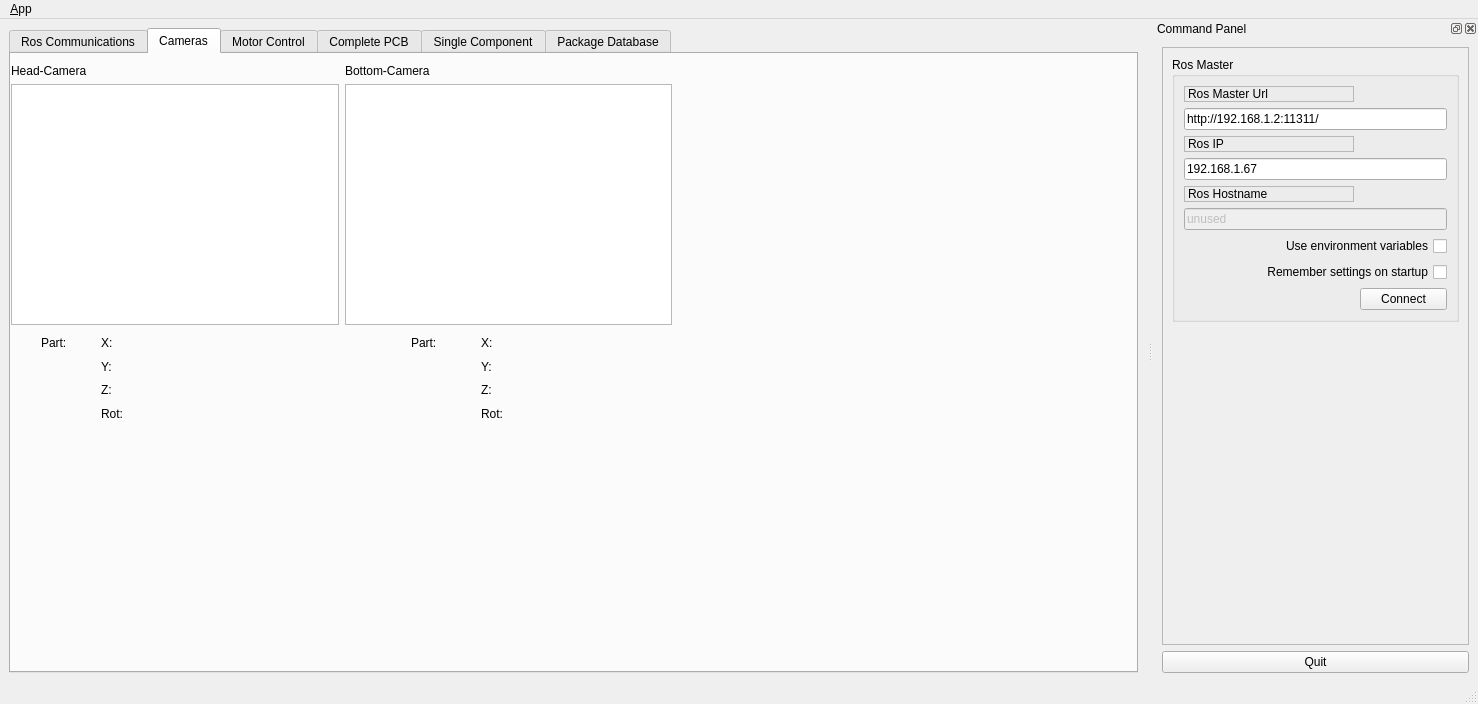
Above: pap_gui/ui/main_window.ui from JohanVer/PAP2015 before the change. Below: the same form after it.
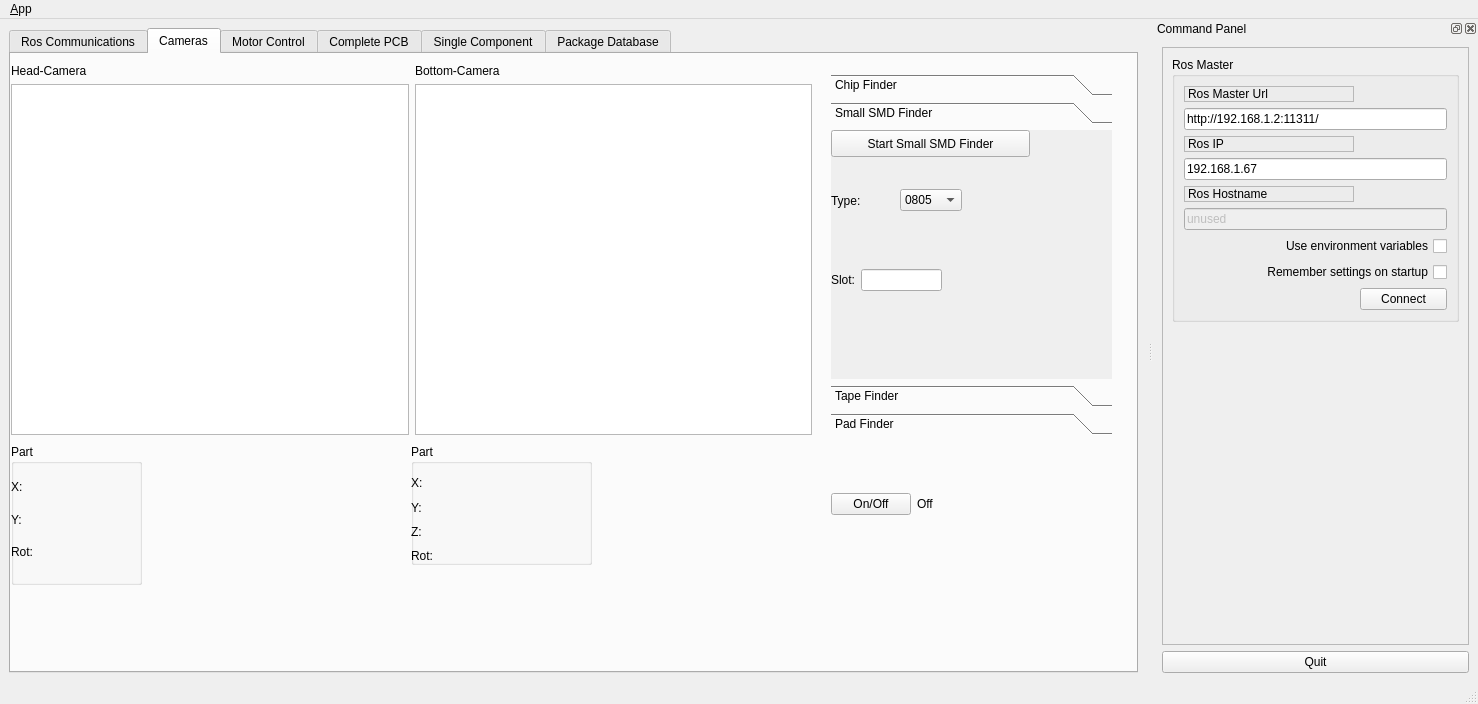
That is the form after the change. The open tabs and pages were chosen to show the change. Icons and pictures are not drawn.

Commit message: added vision communication

```diff
--- a/pap_gui/ui/main_window.ui
+++ b/pap_gui/ui/main_window.ui
@@ -71,89 +71,13 @@
        <attribute name="title">
         <string>Cameras</string>
        </attribute>
-       <widget class="QLabel" name="label_6">
-        <property name="geometry">
-         <rect>
-          <x>30</x>
-          <y>280</y>
-          <width>67</width>
-          <height>17</height>
-         </rect>
-        </property>
-        <property name="font">
-         <font>
-          <underline>false</underline>
-         </font>
-        </property>
-        <property name="text">
-         <string>Part:</string>
-        </property>
-       </widget>
-       <widget class="QWidget" name="verticalLayoutWidget_2">
-        <property name="geometry">
-         <rect>
-          <x>90</x>
-          <y>280</y>
-          <width>160</width>
-          <height>88</height>
-         </rect>
-        </property>
-        <layout class="QVBoxLayout" name="verticalLayout_5">
-         <item>
-          <widget class="QLabel" name="label_11">
-           <property name="text">
-            <string>X:</string>
-           </property>
-          </widget>
-         </item>
-         <item>
-          <widget class="QLabel" name="label_12">
-           <property name="text">
-            <string>Y:</string>
-           </property>
-          </widget>
-         </item>
-         <item>
-          <widget class="QLabel" name="label_13">
-           <property name="text">
-            <string>Z:</string>
-           </property>
-          </widget>
-         </item>
-         <item>
-          <widget class="QLabel" name="label_14">
-           <property name="text">
-            <string>Rot:</string>
-           </property>
-          </widget>
-         </item>
-        </layout>
-       </widget>
-       <widget class="QLabel" name="label_7">
-        <property name="geometry">
-         <rect>
-          <x>400</x>
-          <y>280</y>
-          <width>67</width>
-          <height>17</height>
-         </rect>
-        </property>
-        <property name="font">
-         <font>
-          <underline>false</underline>
-         </font>
-        </property>
-        <property name="text">
-         <string>Part:</string>
-        </property>
-       </widget>
        <widget class="QWidget" name="horizontalLayoutWidget">
         <property name="geometry">
          <rect>
           <x>0</x>
           <y>10</y>
-          <width>661</width>
-          <height>261</height>
+          <width>801</width>
+          <height>371</height>
          </rect>
         </property>
         <layout class="QHBoxLayout" name="horizontalLayout">
@@ -187,41 +111,377 @@
          </item>
         </layout>
        </widget>
-       <widget class="QWidget" name="verticalLayoutWidget_11">
+       <widget class="QGroupBox" name="groupBox_15">
         <property name="geometry">
          <rect>
-          <x>470</x>
-          <y>280</y>
+          <x>0</x>
+          <y>390</y>
+          <width>131</width>
+          <height>141</height>
+         </rect>
+        </property>
+        <property name="title">
+         <string>Part</string>
+        </property>
+        <widget class="QWidget" name="verticalLayoutWidget_2">
+         <property name="geometry">
+          <rect>
+           <x>0</x>
+           <y>30</y>
+           <width>121</width>
+           <height>91</height>
+          </rect>
+         </property>
+         <layout class="QVBoxLayout" name="verticalLayout_5">
+          <item>
+           <widget class="QLabel" name="smdXTop_Label">
+            <property name="text">
+             <string>X:</string>
+            </property>
+           </widget>
+          </item>
+          <item>
+           <widget class="QLabel" name="smdYTop_Label">
+            <property name="text">
+             <string>Y:</string>
+            </property>
+           </widget>
+          </item>
+          <item>
+           <widget class="QLabel" name="smdRotTop_Label">
+            <property name="text">
+             <string>Rot:</string>
+            </property>
+           </widget>
+          </item>
+         </layout>
+        </widget>
+        <zorder>verticalLayoutWidget_2</zorder>
+        <zorder>horizontalLayoutWidget_8</zorder>
+       </widget>
+       <widget class="QGroupBox" name="groupBox_16">
+        <property name="geometry">
+         <rect>
+          <x>400</x>
+          <y>390</y>
+          <width>181</width>
+          <height>121</height>
+         </rect>
+        </property>
+        <property name="title">
+         <string>Part</string>
+        </property>
+        <widget class="QWidget" name="verticalLayoutWidget_11">
+         <property name="geometry">
+          <rect>
+           <x>0</x>
+           <y>30</y>
+           <width>121</width>
+           <height>91</height>
+          </rect>
+         </property>
+         <layout class="QVBoxLayout" name="verticalLayout_16">
+          <item>
+           <widget class="QLabel" name="label_23">
+            <property name="text">
+             <string>X:</string>
+            </property>
+           </widget>
+          </item>
+          <item>
+           <widget class="QLabel" name="label_24">
+            <property name="text">
+             <string>Y:</string>
+            </property>
+           </widget>
+          </item>
+          <item>
+           <widget class="QLabel" name="label_25">
+            <property name="text">
+             <string>Z:</string>
+            </property>
+           </widget>
+          </item>
+          <item>
+           <widget class="QLabel" name="label_26">
+            <property name="text">
+             <string>Rot:</string>
+            </property>
+           </widget>
+          </item>
+         </layout>
+        </widget>
+       </widget>
+       <widget class="QToolBox" name="toolBox">
+        <property name="geometry">
+         <rect>
+          <x>820</x>
+          <y>20</y>
+          <width>281</width>
+          <height>361</height>
+         </rect>
+        </property>
+        <property name="currentIndex">
+         <number>3</number>
+        </property>
+        <widget class="QWidget" name="page">
+         <property name="geometry">
+          <rect>
+           <x>0</x>
+           <y>0</y>
+           <width>281</width>
+           <height>237</height>
+          </rect>
+         </property>
+         <attribute name="label">
+          <string>Chip Finder</string>
+         </attribute>
+         <widget class="QPushButton" name="startChipFinder_Button">
+          <property name="geometry">
+           <rect>
+            <x>0</x>
+            <y>0</y>
+            <width>199</width>
+            <height>27</height>
+           </rect>
+          </property>
+          <property name="text">
+           <string>Start Chip Finder</string>
+          </property>
+         </widget>
+         <widget class="QWidget" name="horizontalLayoutWidget_5">
+          <property name="geometry">
+           <rect>
+            <x>0</x>
+            <y>40</y>
+            <width>201</width>
+            <height>80</height>
+           </rect>
+          </property>
+          <layout class="QHBoxLayout" name="horizontalLayout_8">
+           <item>
+            <layout class="QVBoxLayout" name="verticalLayout_41">
+             <item alignment="Qt::AlignHCenter">
+              <widget class="QLabel" name="label_69">
+               <property name="text">
+                <string>Width:</string>
+               </property>
+              </widget>
+             </item>
+             <item>
+              <widget class="QLineEdit" name="widthChipFinder_LineEdit"/>
+             </item>
+            </layout>
+           </item>
+           <item>
+            <layout class="QVBoxLayout" name="verticalLayout_42">
+             <item alignment="Qt::AlignHCenter">
+              <widget class="QLabel" name="label_71">
+               <property name="text">
+                <string>Height:</string>
+               </property>
+              </widget>
+             </item>
+             <item>
+              <widget class="QLineEdit" name="heightChipFinder_LineEdit"/>
+             </item>
+            </layout>
+           </item>
+          </layout>
+         </widget>
+        </widget>
+        <widget class="QWidget" name="page_2">
+         <property name="geometry">
+          <rect>
+           <x>0</x>
+           <y>0</y>
+           <width>281</width>
+           <height>237</height>
+          </rect>
+         </property>
+         <attribute name="label">
+          <string>Small SMD Finder</string>
+         </attribute>
+         <widget class="QPushButton" name="startSmallSMDFinder_Button">
+          <property name="geometry">
+           <rect>
+            <x>0</x>
+            <y>0</y>
+            <width>199</width>
+            <height>27</height>
+           </rect>
+          </property>
+          <property name="text">
+           <string>Start Small SMD Finder</string>
+          </property>
+         </widget>
+         <widget class="QWidget" name="horizontalLayoutWidget_4">
+          <property name="geometry">
+           <rect>
+            <x>0</x>
+            <y>40</y>
+            <width>131</width>
+            <height>61</height>
+           </rect>
+          </property>
+          <layout class="QHBoxLayout" name="horizontalLayout_7">
+           <item>
+            <widget class="QLabel" name="label_70">
+             <property name="text">
+              <string>Type:</string>
+             </property>
+            </widget>
+           </item>
+           <item>
+            <widget class="QComboBox" name="SmallSMD_Combo">
+             <item>
+              <property name="text">
+               <string>0805</string>
+              </property>
+             </item>
+             <item>
+              <property name="text">
+               <string>0603</string>
+              </property>
+             </item>
+             <item>
+              <property name="text">
+               <string>0402</string>
+              </property>
+             </item>
+             <item>
+              <property name="text">
+               <string>0201</string>
+              </property>
+             </item>
+            </widget>
+           </item>
+          </layout>
+         </widget>
+         <widget class="QWidget" name="horizontalLayoutWidget_6">
+          <property name="geometry">
+           <rect>
+            <x>0</x>
+            <y>110</y>
+            <width>111</width>
+            <height>80</height>
+           </rect>
+          </property>
+          <layout class="QHBoxLayout" name="horizontalLayout_9">
+           <item>
+            <widget class="QLabel" name="label_6">
+             <property name="text">
+              <string>Slot:</string>
+             </property>
+            </widget>
+           </item>
+           <item>
+            <widget class="QLineEdit" name="SmallSMD_Slot"/>
+           </item>
+          </layout>
+         </widget>
+        </widget>
+        <widget class="QWidget" name="page_3">
+         <attribute name="label">
+          <string>Tape Finder</string>
+         </attribute>
+         <widget class="QWidget" name="horizontalLayoutWidget_7">
+          <property name="geometry">
+           <rect>
+            <x>0</x>
+            <y>30</y>
+            <width>131</width>
+            <height>61</height>
+           </rect>
+          </property>
+          <layout class="QHBoxLayout" name="horizontalLayout_11">
+           <item>
+            <widget class="QLabel" name="label_73">
+             <property name="text">
+              <string>Type:</string>
+             </property>
+            </widget>
+           </item>
+           <item>
+            <widget class="QComboBox" name="tapeFinder_Combo">
+             <item>
+              <property name="text">
+               <string>0805</string>
+              </property>
+             </item>
+             <item>
+              <property name="text">
+               <string>0603</string>
+              </property>
+             </item>
+             <item>
+              <property name="text">
+               <string>0402</string>
+              </property>
+             </item>
+             <item>
+              <property name="text">
+               <string>0201</string>
+              </property>
+             </item>
+            </widget>
+           </item>
+          </layout>
+         </widget>
+         <widget class="QPushButton" name="startTapeFinder_Button">
+          <property name="geometry">
+           <rect>
+            <x>0</x>
+            <y>0</y>
+            <width>199</width>
+            <height>27</height>
+           </rect>
+          </property>
+          <property name="text">
+           <string>Start Tape Finder</string>
+          </property>
+         </widget>
+        </widget>
+        <widget class="QWidget" name="page_4">
+         <attribute name="label">
+          <string>Pad Finder</string>
+         </attribute>
+         <widget class="QPushButton" name="startPadFinder_Button">
+          <property name="geometry">
+           <rect>
+            <x>0</x>
+            <y>0</y>
+            <width>199</width>
+            <height>27</height>
+           </rect>
+          </property>
+          <property name="text">
+           <string>Start Pad Finder</string>
+          </property>
+         </widget>
+        </widget>
+       </widget>
+       <widget class="QWidget" name="horizontalLayoutWidget_8">
+        <property name="geometry">
+         <rect>
+          <x>820</x>
+          <y>410</y>
           <width>160</width>
-          <height>88</height>
+          <height>80</height>
          </rect>
         </property>
-        <layout class="QVBoxLayout" name="verticalLayout_16">
+        <layout class="QHBoxLayout" name="horizontalLayout_12">
          <item>
-          <widget class="QLabel" name="label_23">
+          <widget class="QPushButton" name="StartStopVision_Button">
            <property name="text">
-            <string>X:</string>
+            <string>On/Off</string>
            </property>
           </widget>
          </item>
          <item>
-          <widget class="QLabel" name="label_24">
+          <widget class="QLabel" name="visionStatus_Label">
            <property name="text">
-            <string>Y:</string>
-           </property>
-          </widget>
-         </item>
-         <item>
-          <widget class="QLabel" name="label_25">
-           <property name="text">
-            <string>Z:</string>
-           </property>
-          </widget>
-         </item>
-         <item>
-          <widget class="QLabel" name="label_26">
-           <property name="text">
-            <string>Rot:</string>
+            <string>Off</string>
            </property>
           </widget>
          </item>
```
Left out of the diff: 22 changed lines with no effect on the pictures. The commit also changes 11 other files.
